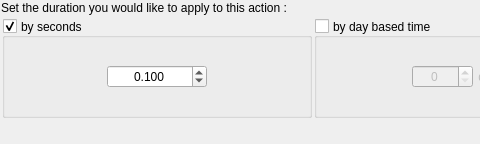
Qt form ui/createactiondialog/CreateWaitActionDialog.ui (AmirHammouteneEI/ScheduledPasteAndKeys) before a commit; both pictures show x 0 to 480 and y 0 to 144 of the 836 by 144 pixel window.
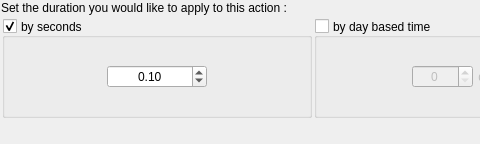
The same form after that commit.

The edit to the form file:
```diff
--- a/ui/createactiondialog/CreateWaitActionDialog.ui
+++ b/ui/createactiondialog/CreateWaitActionDialog.ui
@@ -120,9 +120,6 @@
            <property name="alignment">
             <set>Qt::AlignCenter</set>
            </property>
-           <property name="decimals">
-            <number>3</number>
-           </property>
            <property name="maximum">
             <double>999999999999.000000000000000</double>
            </property>
```
